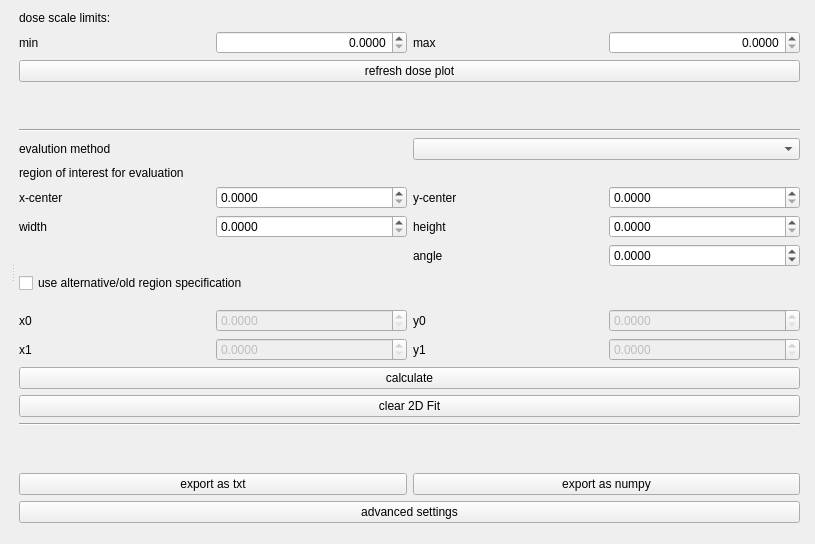
mgotz/EBT_evaluation, file UI/DoseWidget_QtDesign.ui: the form before one commit.
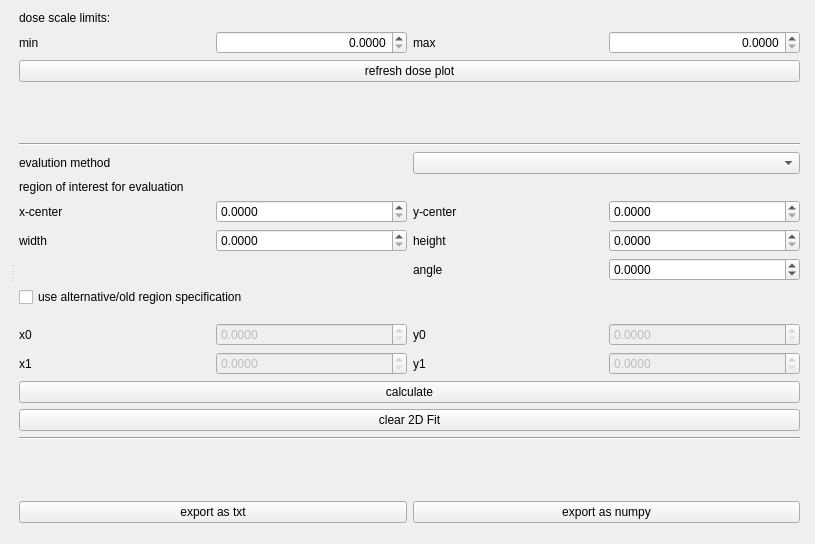
The form after the commit.

Commit message: fixed custom symbol for different drives on windows moved advanced setting of the dose tab into the main menu fixed tab order in dose widget

```diff
--- a/UI/DoseWidget_QtDesign.ui
+++ b/UI/DoseWidget_QtDesign.ui
@@ -407,13 +407,6 @@
          </item>
         </layout>
        </item>
-       <item>
-        <widget class="QPushButton" name="advSettings">
-         <property name="text">
-          <string>advanced settings</string>
-         </property>
-        </widget>
-       </item>
       </layout>
      </widget>
     </widget>
```
Left out of the diff: 20 changed lines with no effect on the pictures. The commit also changes 6 other files.
